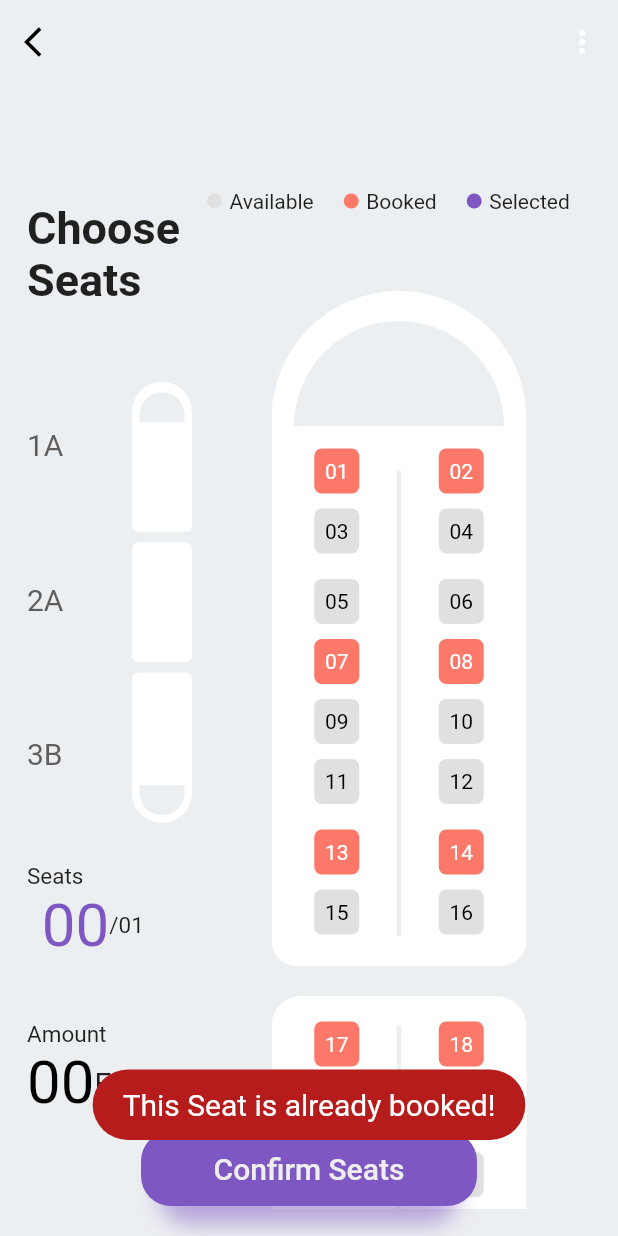
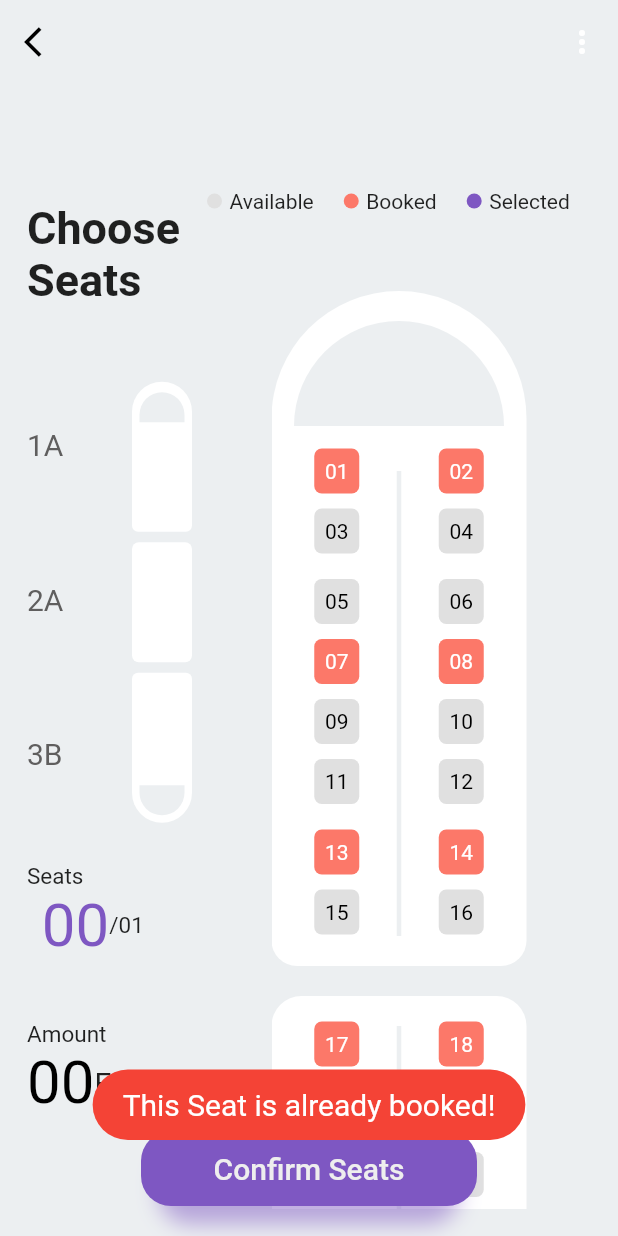
Before and after one commit to A1aaAhmed/graduation_project_app, a Flutter app: the Seats screen opened directly, after a tap on "01", on a phone screen of 412 x 824 dp. Run offline on Flutter 3.47's test engine with Material 2 defaults, Android fonts, the phone set to English and light mode, and no system bars; our stand-ins replace bloc, cloud_firestore, conditional_builder_null_safety, firebase_auth, firebase_core, flutter_bloc and 5 more; missing offline and left inert: graduation_proj; accounts and stored records are empty.

Commit message:
added toast component

```diff
--- a/lib/modules/seats_screen/widgets/trainpart.dart
+++ b/lib/modules/seats_screen/widgets/trainpart.dart
@@ -2,6 +2,7 @@
 import 'package:flutter/material.dart';
 import 'package:flutter_bloc/flutter_bloc.dart';
 import 'package:graduation_project_app/modules/seats_screen/cubit/states.dart';
+import 'package:graduation_project_app/shared/components/toast.dart';
 import 'package:graduation_project_app/shared/style/colors.dart';
 import 'package:graduation_project_app/widgets/global.dart';
 import 'package:fluttertoast/fluttertoast.dart';
@@ -49,11 +50,6 @@ class _MyWidgetState extends State<MyWidget> {
     false,
     false
   ];
-  // @override
-  // void initState() {
-  //   globals.selectedSeats = [];
-  //   super.initState();
-  // }
 
   @override
   Widget build(BuildContext context) {
@@ -117,13 +113,11 @@ class _MyWidgetState extends State<MyWidget> {
                 onTap: () async {
                   int seatNumber = 2 * index + start;
                   if (bookedSeats[index]) {
-                    await Fluttertoast.showToast(
-                        msg: "This Seat is already booked!",
-                        toastLength: Toast.LENGTH_LONG,
-                        backgroundColor: Colors.red[900],
-                        textColor: Colors.white,
-                        fontSize: 20,
-                        gravity: ToastGravity.BOTTOM);
+                    showToast(
+                      state: ToastStates.error,
+                      text: 'This Seat is already booked!',
+                    );
+
                   } else if (oddBoxes[index] && isOdd) {
                     SeatsScreenCubit.get(context).removeOddSeatFunction(
                         seatNumber,
@@ -132,12 +126,6 @@ class _MyWidgetState extends State<MyWidget> {
                         oddBoxes,
                         index,
                         bookedSeats);
-                    // oddBoxes[index] = false;
-                    // globals.numberOfSeats.value--;
-                    // globals.amountToBePayed.value -= 50;
-                    // globals.selectedSeats.remove(
-                    //     seatNumber <= 9 ? '0$seatNumber' : '$seatNumber');
-                    // //print(globals.selectedSeats);
                   } else if (evenBoxes[index] && !isOdd) {
                     SeatsScreenCubit.get(context).removeEvenSeatFunction(
                         seatNumber,
@@ -146,23 +134,13 @@ class _MyWidgetState extends State<MyWidget> {
                         oddBoxes,
                         index,
                         bookedSeats);
-                    // setState(() {
-                    //   evenBoxes[index] = false;
-                    //   globals.numberOfSeats.value--;
-                    //   globals.amountToBePayed.value -= 50;
-                    //   globals.selectedSeats.remove(
-                    //       seatNumber <= 9 ? '0$seatNumber' : '$seatNumber');
-                    //   //print(globals.selectedSeats);
-                    // });
                   } else {
                     if (numberOfSeats == seats) {
-                      await Fluttertoast.showToast(
-                          msg: "You Reach The Limit!",
-                          toastLength: Toast.LENGTH_LONG,
-                          backgroundColor: Colors.red[900],
-                          textColor: Colors.white,
-                          fontSize: 20,
-                          gravity: ToastGravity.BOTTOM);
+                      showToast(
+                      state: ToastStates.error,
+                      text: 'You Reach The Limit!',
+                    );
+
                     } else {
                       SeatsScreenCubit.get(context).changeSeatsFunction(
                           seatNumber,
@@ -171,19 +149,6 @@ class _MyWidgetState extends State<MyWidget> {
                           oddBoxes,
                           index,
                           bookedSeats);
-
-                      // setState(() {
-                      //   globals.numberOfSeats++;
-                      //   globals.amountToBePayed += 50;
-                      //   globals.selectedSeats.add(
-                      //       seatNumber <= 9 ? '0$seatNumber' : '$seatNumber');
-                      //   //print(globals.selectedSeats);
-                      //   if (isOdd) {
-                      //     oddBoxes[index] = true;
-                      //   } else {
-                      //     evenBoxes[index] = true;
-                      //   }
-                      // });
                     }
                   }
                 },
--- /dev/null
+++ b/lib/shared/components/toast.dart
@@ -0,0 +1,29 @@
+import 'package:flutter/material.dart';
+import 'package:fluttertoast/fluttertoast.dart';
+
+void showToast({
+  required String text,
+  required ToastStates state,
+}) =>
+    Fluttertoast.showToast(
+        msg: text,
+        toastLength: Toast.LENGTH_LONG,
+        backgroundColor: chooseToastColor(state),
+        textColor: Colors.white,
+        fontSize: 20,
+        gravity: ToastGravity.BOTTOM);
+
+enum ToastStates { correct, error }
+
+Color chooseToastColor(ToastStates state) {
+  Color color;
+  switch (state) {
+    case ToastStates.correct:
+      color = Colors.green;
+      break;
+    case ToastStates.error:
+      color = Colors.red;
+      break;
+  }
+  return color;
+}
```
Also changed, not shown: lib/modules/seats_screen/seats_layout.dart (+5 -10 lines).
